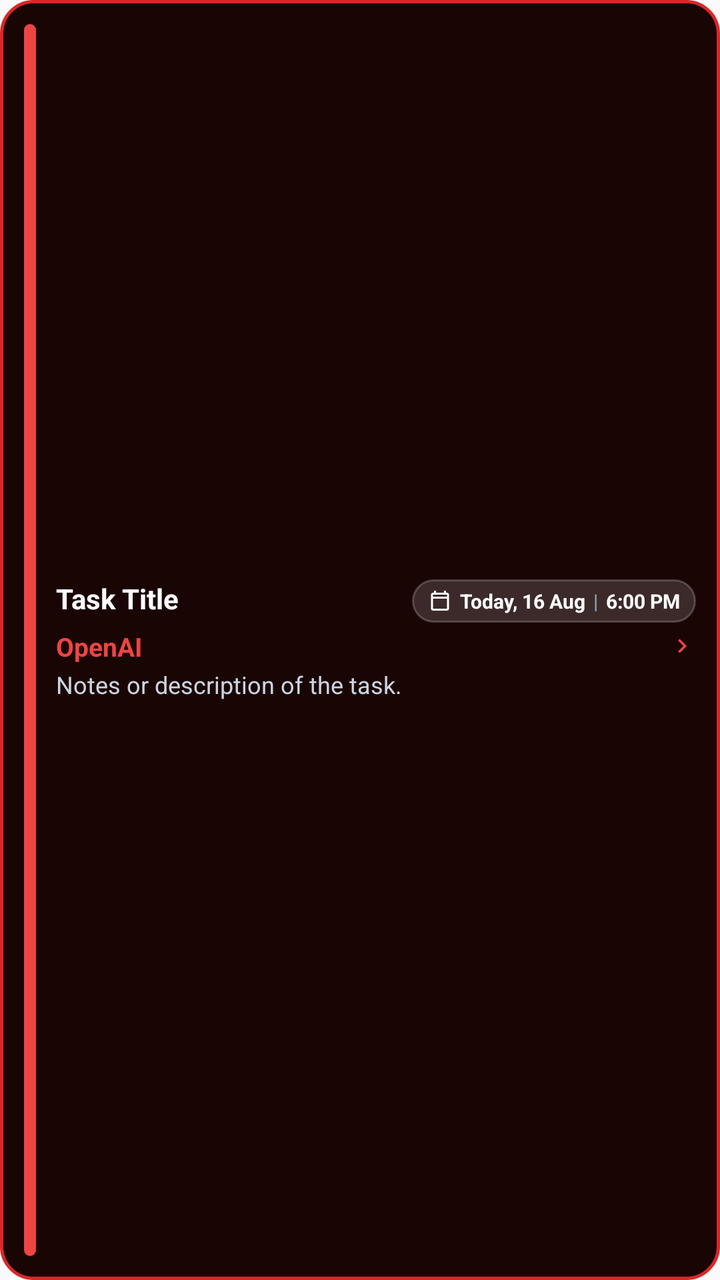
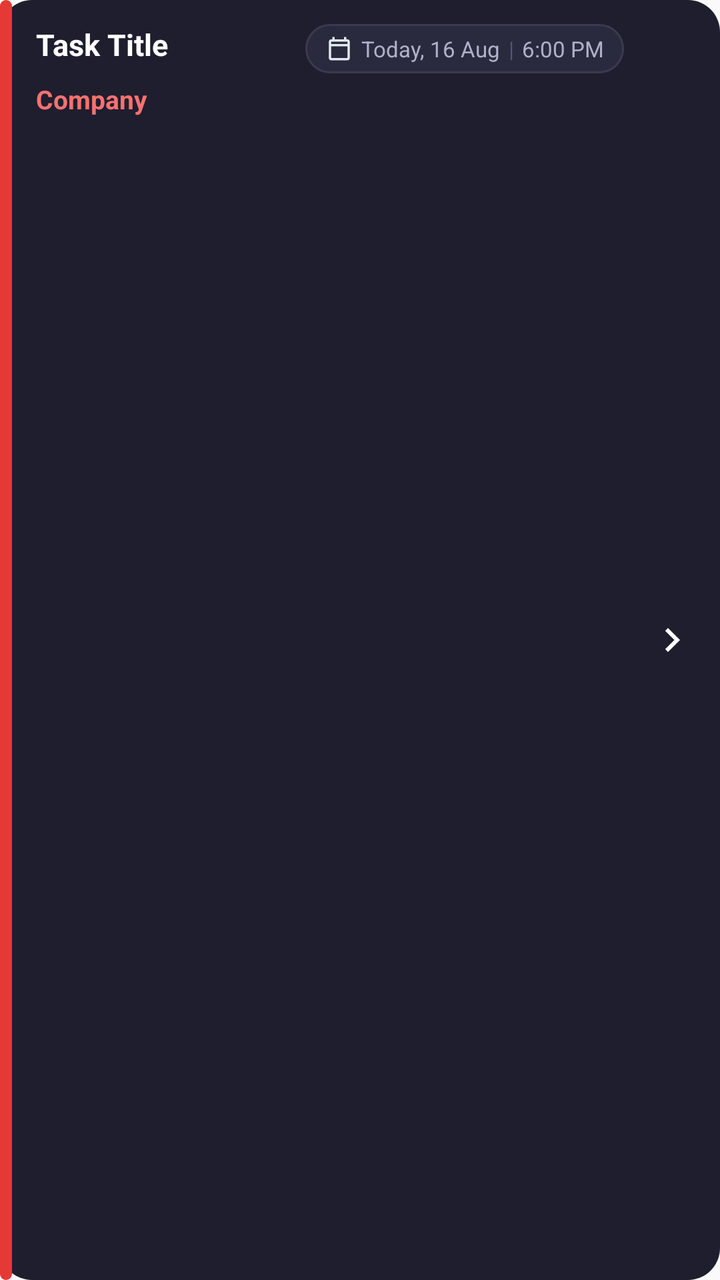

Before-and-after screenshots of an Android layout around one commit, followed by the original layout XML and the change that was made.
<!-- AndroidManifest.xml: application theme Theme.MyReminder -->
<!-- res/layout/notification_task_reminder_collapsed.xml -->
<?xml version="1.0" encoding="utf-8"?>
<LinearLayout xmlns:android="http://schemas.android.com/apk/res/android"
    android:id="@+id/notification_card"
    android:layout_width="match_parent"
    android:layout_height="wrap_content"
    android:orientation="horizontal"
    android:padding="8dp"
    android:background="@drawable/bg_notification_card_v2_high"
    android:gravity="center_vertical">

    
    <View
        android:id="@+id/notification_priority_pill"
        android:layout_width="6dp"
        android:layout_height="match_parent"
        android:layout_marginStart="4dp"
        android:layout_marginEnd="10dp"
        android:layout_marginVertical="4dp"
        android:background="@drawable/bg_priority_pill_high" />

    
    <LinearLayout
        android:layout_width="0dp"
        android:layout_height="wrap_content"
        android:layout_weight="1"
        android:orientation="vertical"
        android:paddingVertical="4dp"
        android:paddingEnd="4dp">

        
        <LinearLayout
            android:layout_width="match_parent"
            android:layout_height="wrap_content"
            android:orientation="horizontal"
            android:gravity="top">

            <TextView
                android:id="@+id/notification_title"
                android:layout_width="0dp"
                android:layout_height="wrap_content"
                android:layout_weight="1"
                android:layout_marginEnd="8dp"
                android:text="Task Title"
                android:textColor="#FFFFFF"
                android:textSize="14sp"
                android:textStyle="bold"
                android:maxLines="2"
                android:ellipsize="end" />

            
            <LinearLayout
                android:id="@+id/notification_datetime_capsule"
                android:layout_width="wrap_content"
                android:layout_height="wrap_content"
                android:orientation="horizontal"
                android:gravity="center_vertical"
                android:background="@drawable/bg_datetime_capsule"
                android:paddingHorizontal="8dp"
                android:paddingVertical="4dp">

                <ImageView
                    android:layout_width="12dp"
                    android:layout_height="12dp"
                    android:src="@drawable/ic_calendar_small"
                    android:tint="#FFFFFF"
                    android:contentDescription="Calendar" />

                <TextView
                    android:id="@+id/notification_date"
                    android:layout_width="wrap_content"
                    android:layout_height="wrap_content"
                    android:layout_marginStart="4dp"
                    android:text="Today, 16 Aug"
                    android:textColor="#FFFFFF"
                    android:textSize="10sp"
                    android:textStyle="bold" />

                <TextView
                    android:layout_width="wrap_content"
                    android:layout_height="wrap_content"
                    android:layout_marginHorizontal="4dp"
                    android:text="|"
                    android:textColor="#94A3B8"
                    android:textSize="10sp" />

                <TextView
                    android:id="@+id/notification_time"
                    android:layout_width="wrap_content"
                    android:layout_height="wrap_content"
                    android:text="6:00 PM"
                    android:textColor="#FFFFFF"
                    android:textSize="10sp"
                    android:textStyle="bold" />
            </LinearLayout>
        </LinearLayout>

        
        <LinearLayout
            android:layout_width="match_parent"
            android:layout_height="wrap_content"
            android:layout_marginTop="3dp"
            android:orientation="horizontal"
            android:gravity="center_vertical">

            <TextView
                android:id="@+id/notification_company"
                android:layout_width="0dp"
                android:layout_height="wrap_content"
                android:layout_weight="1"
                android:text="OpenAI"
                android:textColor="#EF4444"
                android:textSize="13sp"
                android:textStyle="bold"
                android:singleLine="true"
                android:ellipsize="end" />

            <ImageView
                android:id="@+id/notification_chevron"
                android:layout_width="14dp"
                android:layout_height="14dp"
                android:src="@drawable/ic_chevron_right"
                android:contentDescription="Chevron" />
        </LinearLayout>

        
        <TextView
            android:id="@+id/notification_notes"
            android:layout_width="match_parent"
            android:layout_height="wrap_content"
            android:layout_marginTop="2dp"
            android:text="Notes or description of the task."
            android:textColor="#CBD5E1"
            android:textSize="12sp"
            android:maxLines="2"
            android:ellipsize="end" />

    </LinearLayout>

</LinearLayout>
<!-- resources referenced by this layout -->
<resources>
  <!-- drawable bg_datetime_capsule (drawable) -->
  <?xml version="1.0" encoding="utf-8"?>
  <shape xmlns:android="http://schemas.android.com/apk/res/android"
      android:shape="rectangle">
      <solid android:color="#26FFFFFF" />
      <stroke
          android:width="1dp"
          android:color="#33FFFFFF" />
      <corners android:radius="20dp" />
  </shape>
  <!-- drawable bg_notification_card_v2_high (drawable) -->
  <?xml version="1.0" encoding="utf-8"?>
  <shape xmlns:android="http://schemas.android.com/apk/res/android"
      android:shape="rectangle">
      <solid android:color="#1A0505" />
      <stroke
          android:width="1.5dp"
          android:color="#DC2626" />
      <corners android:radius="16dp" />
  </shape>
  <!-- drawable bg_priority_pill_high (drawable) -->
  <?xml version="1.0" encoding="utf-8"?>
  <shape xmlns:android="http://schemas.android.com/apk/res/android"
      android:shape="rectangle">
      <solid android:color="#EF4444" />
      <corners android:radius="8dp" />
  </shape>
  <!-- drawable ic_calendar_small (drawable) -->
  <vector xmlns:android="http://schemas.android.com/apk/res/android"
      android:width="16dp"
      android:height="16dp"
      android:viewportWidth="24"
      android:viewportHeight="24">
      <path
          android:fillColor="#E2E8F0"
          android:pathData="M19,4h-1V2h-2v2H8V2H6v2H5C3.89,4 3.01,4.9 3.01,6L3,20c0,1.1 0.89,2 2,2h14c1.1,0 2,-0.9 2,-2V6c0,-1.1 -0.9,-2 -2,-2zM19,20H5V10h14v10zM19,8H5V6h14v2z" />
  </vector>
  <!-- drawable ic_chevron_right (drawable) -->
  <vector xmlns:android="http://schemas.android.com/apk/res/android"
      android:width="20dp"
      android:height="20dp"
      android:viewportWidth="24"
      android:viewportHeight="24">
      <path
          android:fillColor="#EF4444"
          android:pathData="M10,6L8.59,7.41 13.17,12l-4.58,4.59L10,18l6,-6z" />
  </vector>
  <style name="Theme.MyReminder" parent="android:Theme.Material.Light.NoActionBar" />
</resources>

<!-- the commit's change to res/layout/notification_task_reminder_collapsed.xml (unified diff, before → after) -->
@@ -4,18 +4,15 @@
     android:layout_width="match_parent"
     android:layout_height="wrap_content"
     android:orientation="horizontal"
-    android:padding="8dp"
-    android:background="@drawable/bg_notification_card_v2_high"
-    android:gravity="center_vertical">
+    android:background="@drawable/bg_notification_card_dark"
+    android:padding="0dp">
 
     
     <View
-        android:id="@+id/notification_priority_pill"
+        android:id="@+id/notification_priority_bar"
         android:layout_width="6dp"
         android:layout_height="match_parent"
-        android:layout_marginStart="4dp"
-        android:layout_marginEnd="10dp"
-        android:layout_marginVertical="4dp"
+        android:layout_marginStart="0dp"
         android:background="@drawable/bg_priority_pill_high" />
 
     
@@ -24,45 +21,44 @@
         android:layout_height="wrap_content"
         android:layout_weight="1"
         android:orientation="vertical"
-        android:paddingVertical="4dp"
-        android:paddingEnd="4dp">
+        android:padding="12dp">
 
         
-        <LinearLayout
+        <RelativeLayout
             android:layout_width="match_parent"
-            android:layout_height="wrap_content"
-            android:orientation="horizontal"
-            android:gravity="top">
+            android:layout_height="wrap_content">
 
+            
             <TextView
                 android:id="@+id/notification_title"
-                android:layout_width="0dp"
+                android:layout_width="match_parent"
                 android:layout_height="wrap_content"
-                android:layout_weight="1"
-                android:layout_marginEnd="8dp"
+                android:layout_toStartOf="@+id/notification_datetime_badge"
                 android:text="Task Title"
                 android:textColor="#FFFFFF"
-                android:textSize="14sp"
+                android:textSize="15sp"
                 android:textStyle="bold"
-                android:maxLines="2"
-                android:ellipsize="end" />
+                android:maxLines="3"
+                android:ellipsize="end"
+                android:layout_marginEnd="8dp" />
 
             
             <LinearLayout
-                android:id="@+id/notification_datetime_capsule"
+                android:id="@+id/notification_datetime_badge"
                 android:layout_width="wrap_content"
                 android:layout_height="wrap_content"
+                android:layout_alignParentEnd="true"
+                android:layout_centerVertical="true"
                 android:orientation="horizontal"
-                android:gravity="center_vertical"
-                android:background="@drawable/bg_datetime_capsule"
-                android:paddingHorizontal="8dp"
-                android:paddingVertical="4dp">
+                android:background="@drawable/bg_datetime_badge"
+                android:paddingHorizontal="10dp"
+                android:paddingVertical="5dp"
+                android:gravity="center_vertical">
 
                 <ImageView
-                    android:layout_width="12dp"
-                    android:layout_height="12dp"
+                    android:layout_width="14dp"
+                    android:layout_height="14dp"
                     android:src="@drawable/ic_calendar_small"
-                    android:tint="#FFFFFF"
                     android:contentDescription="Calendar" />
 
                 <TextView
@@ -71,69 +67,47 @@
                     android:layout_height="wrap_content"
                     android:layout_marginStart="4dp"
                     android:text="Today, 16 Aug"
-                    android:textColor="#FFFFFF"
-                    android:textSize="10sp"
-                    android:textStyle="bold" />
+                    android:textColor="#B0B0C8"
+                    android:textSize="11sp" />
 
                 <TextView
                     android:layout_width="wrap_content"
                     android:layout_height="wrap_content"
                     android:layout_marginHorizontal="4dp"
                     android:text="|"
-                    android:textColor="#94A3B8"
-                    android:textSize="10sp" />
+                    android:textColor="#555570"
+                    android:textSize="11sp" />
 
                 <TextView
                     android:id="@+id/notification_time"
                     android:layout_width="wrap_content"
                     android:layout_height="wrap_content"
                     android:text="6:00 PM"
-                    android:textColor="#FFFFFF"
-                    android:textSize="10sp"
-                    android:textStyle="bold" />
+                    android:textColor="#B0B0C8"
+                    android:textSize="11sp" />
             </LinearLayout>
-        </LinearLayout>
-
-        
-        <LinearLayout
-            android:layout_width="match_parent"
-            android:layout_height="wrap_content"
-            android:layout_marginTop="3dp"
-            android:orientation="horizontal"
-            android:gravity="center_vertical">
-
-            <TextView
-                android:id="@+id/notification_company"
-                android:layout_width="0dp"
-                android:layout_height="wrap_content"
-                android:layout_weight="1"
-                android:text="OpenAI"
-                android:textColor="#EF4444"
-                android:textSize="13sp"
-                android:textStyle="bold"
-                android:singleLine="true"
-                android:ellipsize="end" />
-
-            <ImageView
-                android:id="@+id/notification_chevron"
-                android:layout_width="14dp"
-                android:layout_height="14dp"
-                android:src="@drawable/ic_chevron_right"
-                android:contentDescription="Chevron" />
-        </LinearLayout>
+        </RelativeLayout>
 
         
         <TextView
-            android:id="@+id/notification_notes"
-            android:layout_width="match_parent"
+            android:id="@+id/notification_company"
+            android:layout_width="wrap_content"
             android:layout_height="wrap_content"
-            android:layout_marginTop="2dp"
-            android:text="Notes or description of the task."
-            android:textColor="#CBD5E1"
-            android:textSize="12sp"
-            android:maxLines="2"
-            android:ellipsize="end" />
+            android:layout_marginTop="4dp"
+            android:text="Company"
+            android:textColor="#F87171"
+            android:textSize="13sp"
+            android:textStyle="bold" />
 
     </LinearLayout>
 
+    
+    <ImageView
+        android:layout_width="24dp"
+        android:layout_height="24dp"
+        android:layout_gravity="center_vertical"
+        android:layout_marginEnd="12dp"
+        android:src="@drawable/ic_chevron_right"
+        android:contentDescription="Open" />
+
 </LinearLayout>
<!-- resource entries referenced after the edit -->
@@ -1,31 +1,26 @@
 <!-- resources referenced by this layout -->
 <resources>
-  <!-- drawable bg_datetime_capsule (drawable) -->
+  <!-- drawable bg_datetime_badge (drawable) -->
   <?xml version="1.0" encoding="utf-8"?>
   <shape xmlns:android="http://schemas.android.com/apk/res/android"
       android:shape="rectangle">
-      <solid android:color="#26FFFFFF" />
-      <stroke
-          android:width="1dp"
-          android:color="#33FFFFFF" />
+      <solid android:color="#2A2A3E" />
       <corners android:radius="20dp" />
+      <stroke android:width="1dp" android:color="#3A3A50" />
   </shape>
-  <!-- drawable bg_notification_card_v2_high (drawable) -->
+  <!-- drawable bg_notification_card_dark (drawable) -->
   <?xml version="1.0" encoding="utf-8"?>
   <shape xmlns:android="http://schemas.android.com/apk/res/android"
       android:shape="rectangle">
-      <solid android:color="#1A0505" />
-      <stroke
-          android:width="1.5dp"
-          android:color="#DC2626" />
+      <solid android:color="#1E1E2E" />
       <corners android:radius="16dp" />
   </shape>
   <!-- drawable bg_priority_pill_high (drawable) -->
   <?xml version="1.0" encoding="utf-8"?>
   <shape xmlns:android="http://schemas.android.com/apk/res/android"
       android:shape="rectangle">
-      <solid android:color="#EF4444" />
-      <corners android:radius="8dp" />
+      <solid android:color="#E53935" />
+      <corners android:radius="6dp" />
   </shape>
   <!-- drawable ic_calendar_small (drawable) -->
   <vector xmlns:android="http://schemas.android.com/apk/res/android"
@@ -39,13 +34,13 @@
   </vector>
   <!-- drawable ic_chevron_right (drawable) -->
   <vector xmlns:android="http://schemas.android.com/apk/res/android"
-      android:width="20dp"
-      android:height="20dp"
+      android:width="24dp"
+      android:height="24dp"
       android:viewportWidth="24"
       android:viewportHeight="24">
       <path
-          android:fillColor="#EF4444"
-          android:pathData="M10,6L8.59,7.41 13.17,12l-4.58,4.59L10,18l6,-6z" />
+          android:fillColor="#FFFFFF"
+          android:pathData="M8.59,16.59L13.17,12 8.59,7.41 10,6l6,6 -6,6z" />
   </vector>
   <style name="Theme.MyReminder" parent="android:Theme.Material.Light.NoActionBar" />
 </resources>
